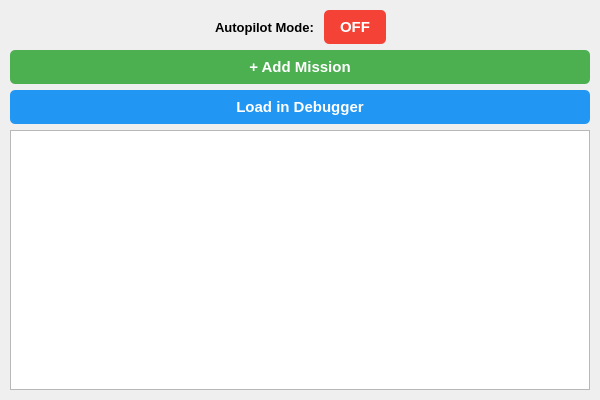
Qt form agents/mission_controller/src/mission_controller.ui (jcalderon12/robocomp-insight) before a commit.
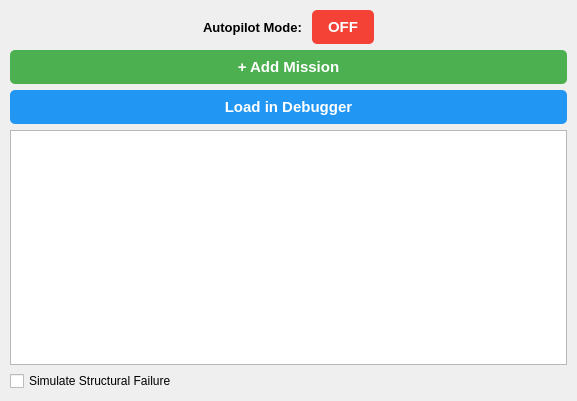
The same form after that commit.

Commit message: Autopilot now creates a search_cause mission when follow_person mission is stopped insteaad of creating an another follow_person mission when a previous one is completed! - Also added a Simulate Structural Failure checkbox to UI for testing purpose and Normal is the default priority value instead of Critical in priority mission value!

The edit to the form file:
```diff
--- a/agents/mission_controller/src/mission_controller.ui
+++ b/agents/mission_controller/src/mission_controller.ui
@@ -6,8 +6,8 @@
    <rect>
     <x>0</x>
     <y>0</y>
-    <width>600</width>
-    <height>400</height>
+    <width>577</width>
+    <height>401</height>
    </rect>
   </property>
   <property name="minimumSize">
@@ -172,6 +172,13 @@
    <item>
     <widget class="QListView" name="mission_list"/>
    </item>
+   <item>
+    <widget class="QCheckBox" name="simulate_structural_failure_checkbox">
+     <property name="text">
+      <string>Simulate Structural Failure</string>
+     </property>
+    </widget>
+   </item>
   </layout>
  </widget>
  <resources/>
```
The commit also changes 4 other files.
